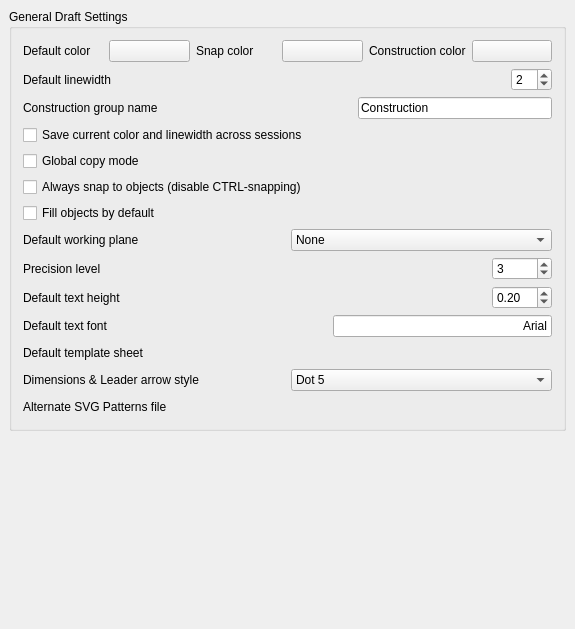
The window that src/Mod/Draft/userprefs-base.ui (berndhahnebach/All_FreeCAD) describes before a commit, drawn with Qt 5.
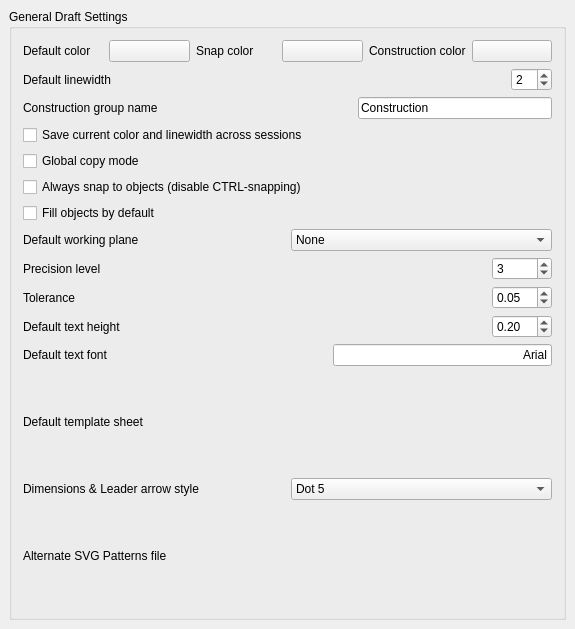
The same window after the commit. Custom widgets are drawn as their Qt base class.

Commit message: + applied dmitry's latest bspline patch + couple of more fixes

```diff
--- a/src/Mod/Draft/userprefs-base.ui
+++ b/src/Mod/Draft/userprefs-base.ui
@@ -345,6 +345,46 @@
         </item>
        </layout>
       </item>
+      <item>
+       <layout class="QHBoxLayout" name="horizontalLayout_15">
+        <item>
+         <widget class="QLabel" name="label_7">
+          <property name="text">
+           <string>Tolerance</string>
+          </property>
+         </widget>
+        </item>
+        <item>
+         <widget class="Gui::PrefDoubleSpinBox" name="gui::prefdoublespinbox">
+          <property name="maximumSize">
+           <size>
+            <width>60</width>
+            <height>16777215</height>
+           </size>
+          </property>
+          <property name="toolTip">
+           <string>This is the value used by functions that use a tolerance.
+Values with differences below this value will be treated as same.</string>
+          </property>
+          <property name="suffix">
+           <string/>
+          </property>
+          <property name="singleStep">
+           <double>0.010000000000000</double>
+          </property>
+          <property name="value">
+           <double>0.050000000000000</double>
+          </property>
+          <property name="prefEntry" stdset="0">
+           <cstring>tolerance</cstring>
+          </property>
+          <property name="prefPath" stdset="0">
+           <cstring>Mod/Draft</cstring>
+          </property>
+         </widget>
+        </item>
+       </layout>
+      </item>
       <item>
        <layout class="QHBoxLayout" name="horizontalLayout_6">
         <item>
@@ -594,19 +634,6 @@
      </layout>
     </widget>
    </item>
-   <item>
-    <spacer name="verticalSpacer">
-     <property name="orientation">
-      <enum>Qt::Vertical</enum>
-     </property>
-     <property name="sizeHint" stdset="0">
-      <size>
-       <width>20</width>
-       <height>40</height>
-      </size>
-     </property>
-    </spacer>
-   </item>
   </layout>
  </widget>
  <layoutdefault spacing="6" margin="11"/>
```
The commit also changes 2 other files.
